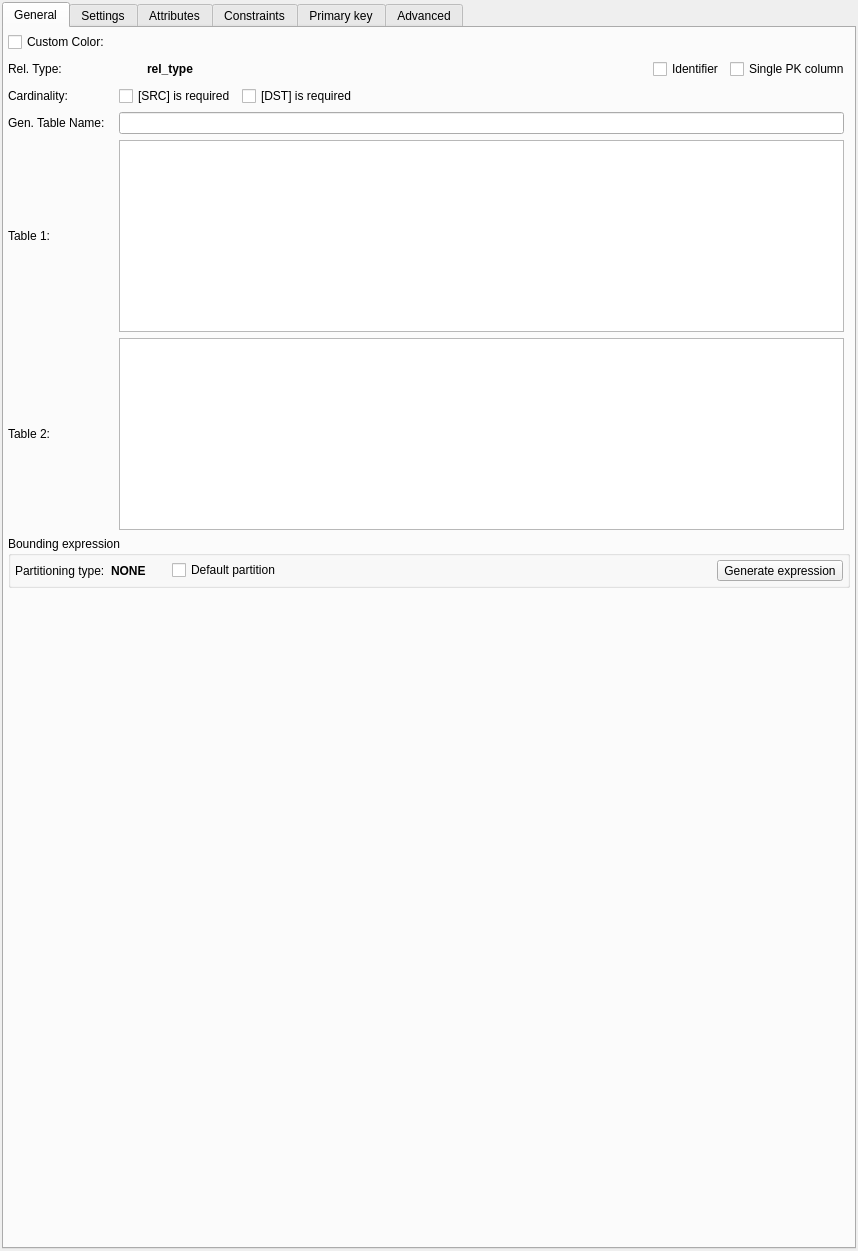
The window that libpgmodeler_ui/ui/relationshipwidget.ui (pgmodeler/pgmodeler) describes before a commit, drawn with Qt 5.
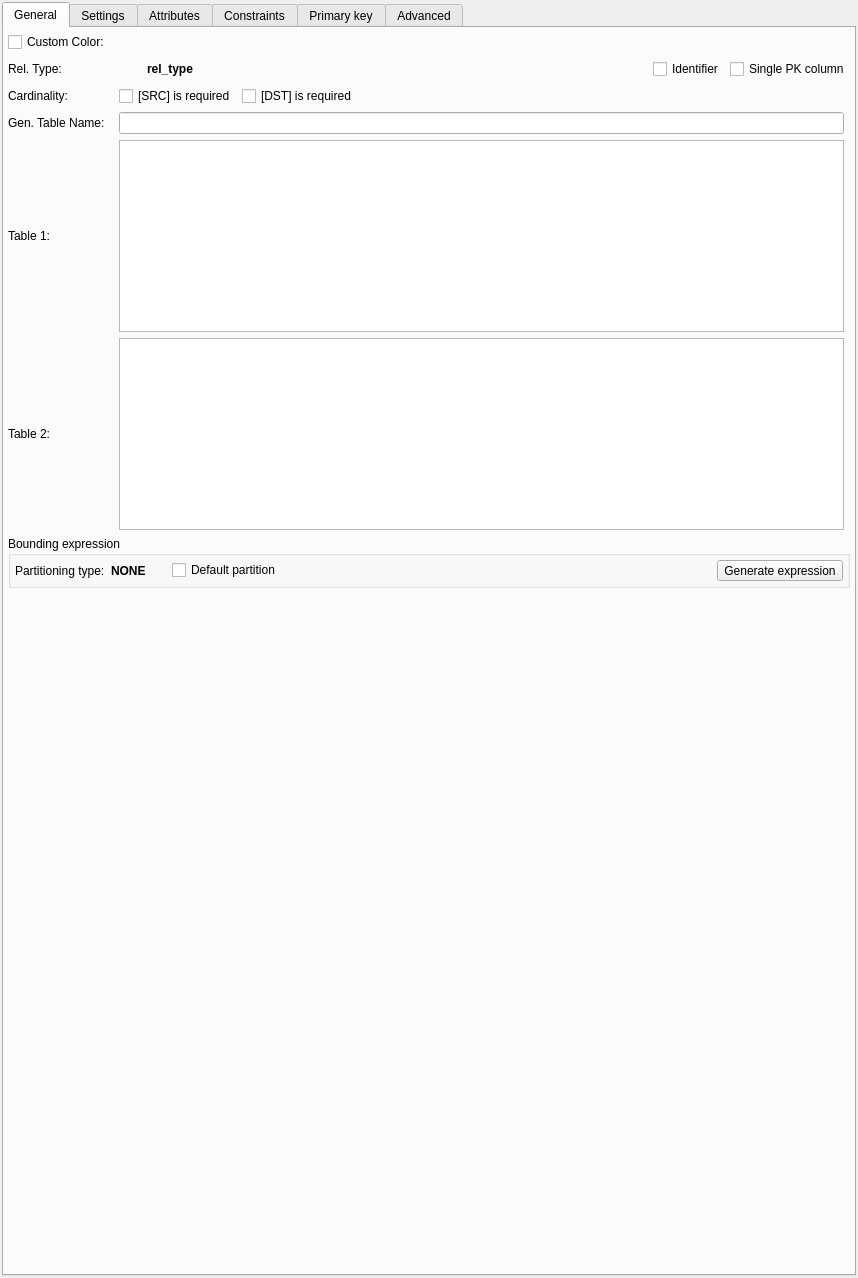
The same window after the commit. Icons and pictures are not drawn.

Commit message: Fixed a bug that was causing copy options to stay hidden for copy relationships (issue #1413)

Diff of the .ui file:
```diff
--- a/libpgmodeler_ui/ui/relationshipwidget.ui
+++ b/libpgmodeler_ui/ui/relationshipwidget.ui
@@ -7,7 +7,7 @@
     <x>0</x>
     <y>0</y>
     <width>858</width>
-    <height>1251</height>
+    <height>1278</height>
    </rect>
   </property>
   <property name="sizePolicy">
```
The commit also changes 2 other files.
